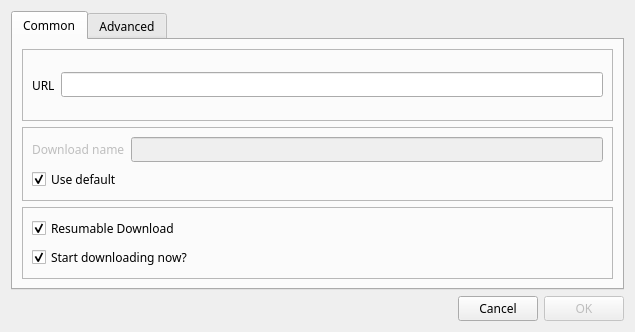
This is UltimateDownloadManager/adddialog.ui in LalitMaganti/Ultimate-Download-Manager as Qt 5 draws it before an edit. The edited form follows.
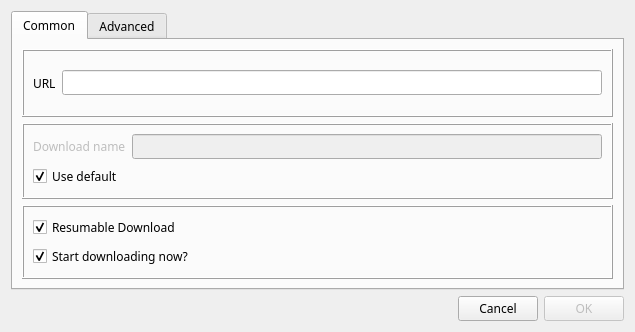
This is the edited form.

The edit to the form file:
```diff
--- a/UltimateDownloadManager/adddialog.ui
+++ b/UltimateDownloadManager/adddialog.ui
@@ -32,7 +32,7 @@
        <item>
         <widget class="QFrame" name="frame_4">
          <property name="frameShape">
-          <enum>QFrame::StyledPanel</enum>
+          <enum>QFrame::Box</enum>
          </property>
          <property name="frameShadow">
           <enum>QFrame::Raised</enum>
@@ -58,7 +58,7 @@
        <item>
         <widget class="QFrame" name="frame">
          <property name="frameShape">
-          <enum>QFrame::StyledPanel</enum>
+          <enum>QFrame::Box</enum>
          </property>
          <property name="frameShadow">
           <enum>QFrame::Raised</enum>
@@ -97,11 +97,14 @@
        <item>
         <widget class="QFrame" name="frame_5">
          <property name="frameShape">
-          <enum>QFrame::StyledPanel</enum>
+          <enum>QFrame::Box</enum>
          </property>
          <property name="frameShadow">
           <enum>QFrame::Raised</enum>
          </property>
+         <property name="lineWidth">
+          <number>1</number>
+         </property>
          <layout class="QVBoxLayout" name="verticalLayout_2">
           <item>
            <widget class="QCheckBox" name="checkBox">
```
Left out of the diff: 4 changed lines with no effect on the pictures.
